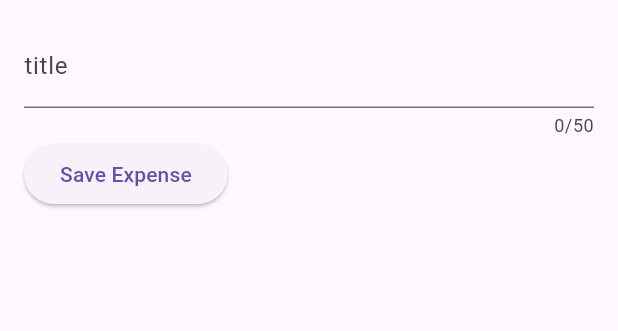
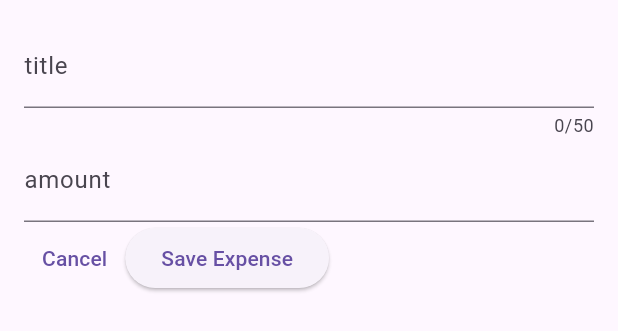
Before and after one commit to figboy9/flutter_expense_tracker, a Flutter app: the NewExpense widget shown alone on an empty page, opened directly, after a tap on "Save Expense", on a phone screen of 412 x 824 dp. Shown: the top 331 px of the screen. Run offline on Flutter 3.47's test engine with Material 3 defaults, Android fonts, the phone set to English and light mode, and no system bars.

Commit message:
add amount text field

```diff
--- a/lib/new_expense.dart
+++ b/lib/new_expense.dart
@@ -16,10 +16,11 @@ class _NewExpenseState extends State<NewExpense> {
   // }
 
   final _titleController = TextEditingController();
+  final _amountController = TextEditingController();
   @override
   void dispose() {
     _titleController.dispose();
-
+    _amountController.dispose();
     super.dispose();
   }
 
@@ -36,16 +37,29 @@ class _NewExpenseState extends State<NewExpense> {
               label: Text('title'),
             ),
           ),
+          TextField(
+            controller: _amountController,
+            decoration: const InputDecoration(
+              prefixText: '\$',
+              label: Text('amount'),
+            ),
+            keyboardType: TextInputType.number,
+          ),
           Row(
             children: [
+              TextButton(
+                onPressed: () {},
+                child: const Text('Cancel'),
+              ),
               ElevatedButton(
                 onPressed: () {
                   print(_titleController.text);
+                  print(_amountController.text);
                 },
-                child: Text('Save Expense'),
+                child: const Text('Save Expense'),
               )
             ],
-          )
+          ),
         ],
       ),
     );
```
